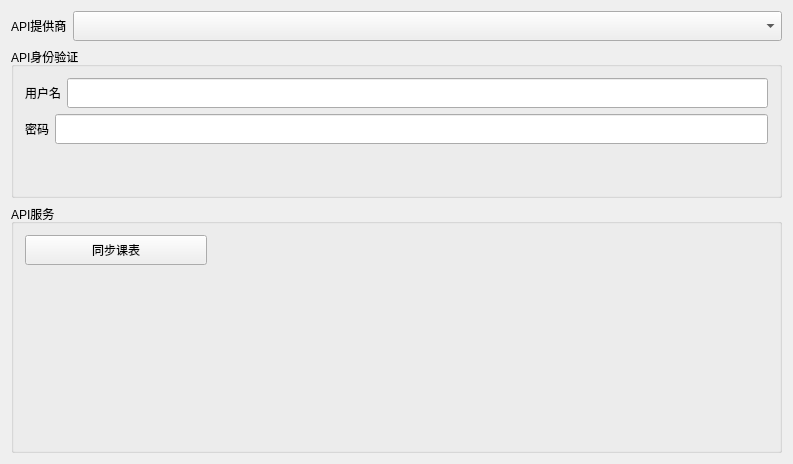
This is src/ExportAPISettingsTab/ExportAPISettingsTab.ui in Aero8m/ClassTopLand as Qt 5 draws it before an edit. The edited form follows.
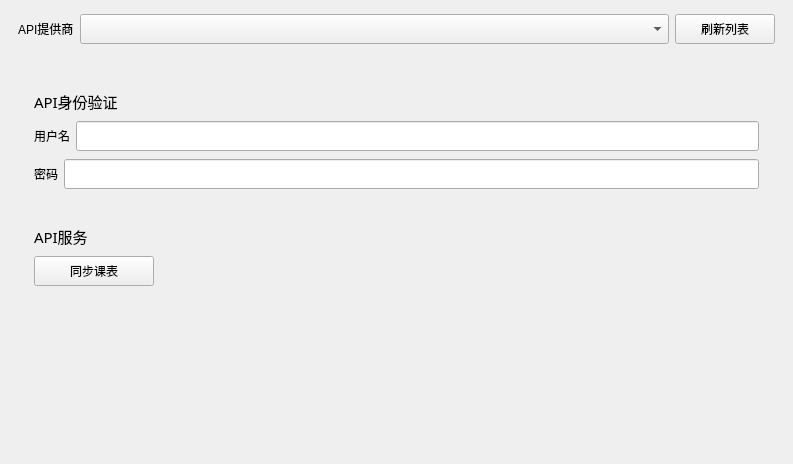
This is the edited form.

Commit message: 添加窗口拦截功能 修改部分界面样式

The edit to the form file:
```diff
--- a/src/ExportAPISettingsTab/ExportAPISettingsTab.ui
+++ b/src/ExportAPISettingsTab/ExportAPISettingsTab.ui
@@ -13,9 +13,24 @@
   <property name="windowTitle">
    <string>ExportAPISettingsTab</string>
   </property>
-  <layout class="QVBoxLayout" name="verticalLayout_2" stretch="1,0,3">
+  <layout class="QVBoxLayout" name="verticalLayout_2" stretch="0,0,0,0,1">
+   <property name="leftMargin">
+    <number>18</number>
+   </property>
+   <property name="topMargin">
+    <number>14</number>
+   </property>
+   <property name="rightMargin">
+    <number>18</number>
+   </property>
+   <property name="bottomMargin">
+    <number>14</number>
+   </property>
+   <property name="spacing">
+    <number>10</number>
+   </property>
    <item>
-    <layout class="QHBoxLayout" name="horizontalLayout" stretch="0,1">
+    <layout class="QHBoxLayout" name="horizontalLayout" stretch="0,1,0">
      <item>
       <widget class="QLabel" name="label">
        <property name="text">
@@ -33,17 +48,64 @@
        </property>
       </widget>
      </item>
+     <item>
+      <widget class="QPushButton" name="RefreshAPIList">
+       <property name="minimumSize">
+        <size>
+         <width>100</width>
+         <height>30</height>
+        </size>
+       </property>
+       <property name="text">
+        <string>刷新列表</string>
+       </property>
+      </widget>
+     </item>
     </layout>
    </item>
    <item>
-    <widget class="QGroupBox" name="groupBox">
-     <property name="styleSheet">
-      <string notr="true"/>
+    <widget class="QLabel" name="apiListStatus">
+     <property name="wordWrap">
+      <bool>true</bool>
      </property>
-     <property name="title">
-      <string>API身份验证</string>
+     <property name="text">
+      <string/>
      </property>
+    </widget>
+   </item>
+   <item>
+    <widget class="QFrame" name="apiAuthCard">
      <layout class="QVBoxLayout" name="verticalLayout">
+      <property name="leftMargin">
+       <number>16</number>
+      </property>
+      <property name="topMargin">
+       <number>12</number>
+      </property>
+      <property name="rightMargin">
+       <number>16</number>
+      </property>
+      <property name="bottomMargin">
+       <number>14</number>
+      </property>
+      <property name="spacing">
+       <number>8</number>
+      </property>
+      <item>
+       <widget class="QLabel" name="apiAuthTitle">
+        <property name="font">
+         <font>
+          <family>Microsoft YaHei</family>
+          <pointsize>11</pointsize>
+          <weight>700</weight>
+          <bold>true</bold>
+         </font>
+        </property>
+        <property name="text">
+         <string>API身份验证</string>
+        </property>
+       </widget>
+      </item>
       <item>
        <layout class="QHBoxLayout" name="horizontalLayout_2" stretch="0,1">
         <item>
@@ -89,55 +151,53 @@
         </item>
        </layout>
       </item>
-      <item>
-       <spacer name="verticalSpacer_2">
-        <property name="orientation">
-         <enum>Qt::Orientation::Vertical</enum>
-        </property>
-        <property name="sizeHint" stdset="0">
-         <size>
-          <width>20</width>
-          <height>40</height>
-         </size>
-        </property>
-       </spacer>
-      </item>
      </layout>
     </widget>
    </item>
    <item>
-    <widget class="QGroupBox" name="groupBox_2">
-     <property name="styleSheet">
-      <string notr="true"/>
-     </property>
-     <property name="title">
-      <string>API服务</string>
-     </property>
-     <layout class="QGridLayout" name="gridLayout" rowstretch="1,0" columnstretch="13,40">
-      <item row="0" column="1">
-       <spacer name="horizontalSpacer">
-        <property name="orientation">
-         <enum>Qt::Orientation::Horizontal</enum>
+    <widget class="QFrame" name="apiServiceCard">
+     <layout class="QVBoxLayout" name="apiServiceLayout">
+      <property name="leftMargin">
+       <number>16</number>
+      </property>
+      <property name="topMargin">
+       <number>12</number>
+      </property>
+      <property name="rightMargin">
+       <number>16</number>
+      </property>
+      <property name="bottomMargin">
+       <number>14</number>
+      </property>
+      <property name="spacing">
+       <number>8</number>
+      </property>
+      <item>
+       <widget class="QLabel" name="apiServiceTitle">
+        <property name="font">
+         <font>
+          <family>Microsoft YaHei</family>
+          <pointsize>11</pointsize>
+          <weight>700</weight>
+          <bold>true</bold>
+         </font>
         </property>
-        <property name="sizeHint" stdset="0">
-         <size>
-          <width>40</width>
-          <height>20</height>
-         </size>
+        <property name="text">
+         <string>API服务</string>
         </property>
-       </spacer>
+       </widget>
       </item>
-      <item row="0" column="0">
+      <item>
        <widget class="QPushButton" name="SyncTable">
         <property name="minimumSize">
          <size>
-          <width>0</width>
+          <width>120</width>
           <height>30</height>
          </size>
         </property>
         <property name="maximumSize">
          <size>
-          <width>16777215</width>
+          <width>120</width>
           <height>30</height>
          </size>
         </property>
@@ -146,22 +206,22 @@
         </property>
        </widget>
       </item>
-      <item row="1" column="0">
-       <spacer name="verticalSpacer">
-        <property name="orientation">
-         <enum>Qt::Orientation::Vertical</enum>
-        </property>
-        <property name="sizeHint" stdset="0">
-         <size>
-          <width>20</width>
-          <height>40</height>
-         </size>
-        </property>
-       </spacer>
-      </item>
      </layout>
     </widget>
    </item>
+   <item>
+    <spacer name="apiBottomSpacer">
+     <property name="orientation">
+      <enum>Qt::Orientation::Vertical</enum>
+     </property>
+     <property name="sizeHint" stdset="0">
+      <size>
+       <width>20</width>
+       <height>40</height>
+      </size>
+     </property>
+    </spacer>
+   </item>
   </layout>
  </widget>
  <layoutdefault spacing="6" margin="11"/>
```
The commit also changes 7 other files.
